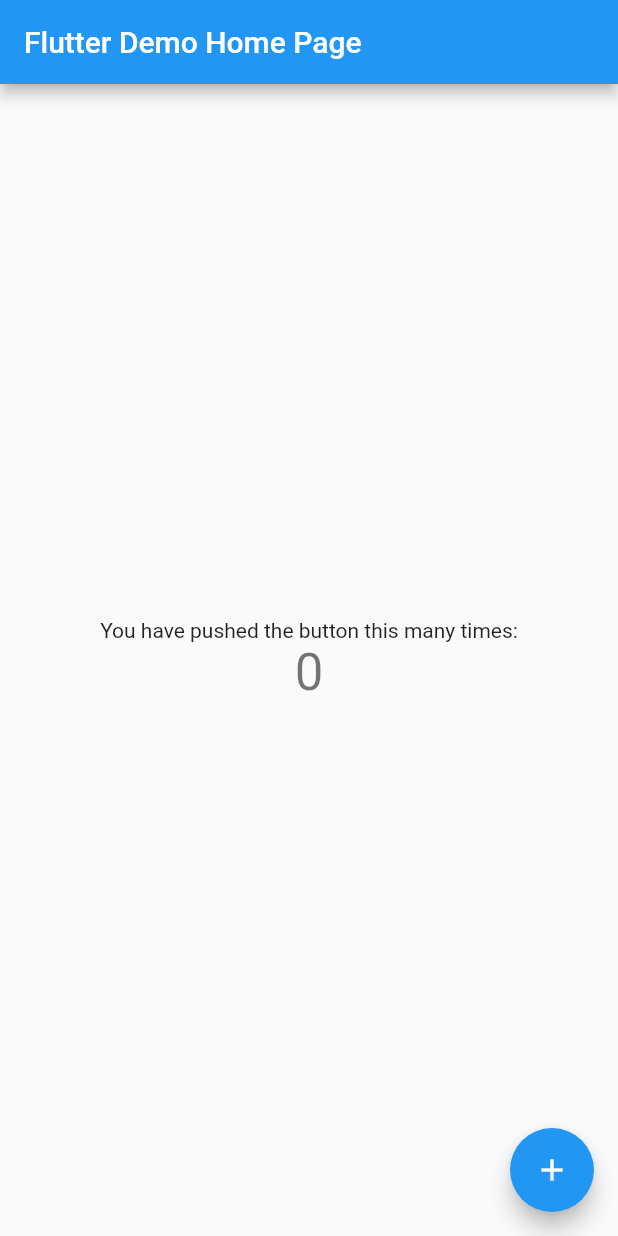
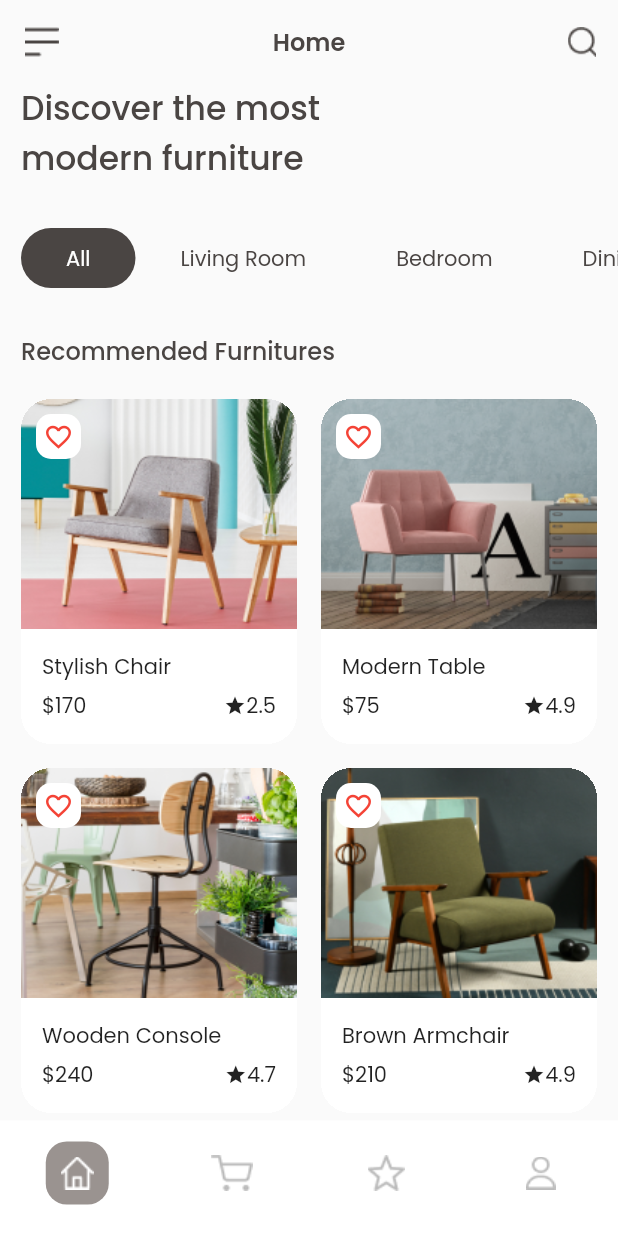
Before and after one commit to danthz2/fic, a Flutter app: the screen it shows after launch, on a phone screen of 412 x 824 dp. Run offline on Flutter 3.47's test engine with Material 2 defaults, Android fonts, the phone set to English and light mode, and no system bars; our stand-ins replace google_fonts.

Commit message:
create: home & detail

```diff
--- /dev/null
+++ b/config.json
@@ -0,0 +1,5 @@
+{
+    "modules": [
+
+    ]
+}
--- /dev/null
+++ b/lib/data/models/furniture_item_model.dart
@@ -0,0 +1,96 @@
+// ignore_for_file: public_member_api_docs, sort_constructors_first
+import 'dart:convert';
+
+class FurnitureItemModel {
+  String text;
+  int price;
+  String image;
+  double rating;
+  FurnitureItemModel({
+    required this.text,
+    required this.price,
+    required this.image,
+    required this.rating,
+  });
+
+  FurnitureItemModel copyWith({
+    String? text,
+    int? price,
+    String? image,
+    double? rating,
+  }) {
+    return FurnitureItemModel(
+      text: text ?? this.text,
+      price: price ?? this.price,
+      image: image ?? this.image,
+      rating: rating ?? this.rating,
+    );
+  }
+
+  Map<String, dynamic> toMap() {
+    return <String, dynamic>{
+      'text': text,
+      'price': price,
+      'image': image,
+      'rating': rating,
+    };
+  }
+
+  factory FurnitureItemModel.fromMap(Map<String, dynamic> map) {
+    return FurnitureItemModel(
+      text: map['text'] as String,
+      price: map['price'] as int,
+      image: map['image'] as String,
+      rating: map['rating'] as double,
+    );
+  }
+
+  String toJson() => json.encode(toMap());
+
+  factory FurnitureItemModel.fromJson(String source) =>
+      FurnitureItemModel.fromMap(json.decode(source) as Map<String, dynamic>);
+
+  @override
+  String toString() {
+    return 'FurnitureItemModel(text: $text, price: $price, image: $image, rating: $rating)';
+  }
+
+  @override
+  bool operator ==(covariant FurnitureItemModel other) {
+    if (identical(this, other)) return true;
+
+    return other.text == text && other.price == price && other.image == image && other.rating == rating;
+  }
+
+  @override
+  int get hashCode {
+    return text.hashCode ^ price.hashCode ^ image.hashCode ^ rating.hashCode;
+  }
+}
+
+final List<Map<String, dynamic>> furnitureItemList = [
+  {
+    'text': 'Stylish Chair',
+    'price': 170,
+    'image': 'assets/images/fur_1.png',
+    'rating': 2.5,
+  },
+  {
+    'text': 'Modern Table',
+    'price': 75,
+    'image': 'assets/images/fur_2.png',
+    'rating': 4.9,
+  },
+  {
+    'text': 'Wooden Console',
+    'price': 240,
+    'image': 'assets/images/fur_3.png',
+    'rating': 4.7,
+  },
+  {
+    'text': 'Brown Armchair',
+    'price': 210,
+    'image': 'assets/images/fur_4.png',
+    'rating': 4.9,
+  },
+];
--- a/lib/main.dart
+++ b/lib/main.dart
@@ -1,4 +1,7 @@
+import 'package:fic_bootcamp/ui/screen/detail_furniture.dart';
+import 'package:fic_bootcamp/ui/screen/home_screen.dart';
 import 'package:flutter/material.dart';
+import 'package:google_fonts/google_fonts.dart';
 
 void main() {
   runApp(const MyApp());
@@ -13,103 +16,14 @@
     return MaterialApp(
       title: 'Flutter Demo',
       theme: ThemeData(
-        // This is the theme of your application.
-        //
-        // Try running your application with "flutter run". You'll see the
-        // application has a blue toolbar. Then, without quitting the app, try
-        // changing the primarySwatch below to Colors.green and then invoke
-        // "hot reload" (press "r" in the console where you ran "flutter run",
-        // or simply save your changes to "hot reload" in a Flutter IDE).
-        // Notice that the counter didn't reset back to zero; the application
-        // is not restarted.
+        textTheme: GoogleFonts.poppinsTextTheme(),
         primarySwatch: Colors.blue,
       ),
-      home: const MyHomePage(title: 'Flutter Demo Home Page'),
+      initialRoute: HomeScreen.routeName,
+      routes: {
+        HomeScreen.routeName: (context) => HomeScreen(),
+        DetailFurniture.routeName: (context) => const DetailFurniture(),
+      },
     );
   }
 }
-
-class MyHomePage extends StatefulWidget {
-  const MyHomePage({Key? key, required this.title}) : super(key: key);
-
-  // This widget is the home page of your application. It is stateful, meaning
-  // that it has a State object (defined below) that contains fields that affect
-  // how it looks.
-
-  // This class is the configuration for the state. It holds the values (in this
-  // case the title) provided by the parent (in this case the App widget) and
-  // used by the build method of the State. Fields in a Widget subclass are
-  // always marked "final".
-
-  final String title;
-
-  @override
-  State<MyHomePage> createState() => _MyHomePageState();
-}
-
-class _MyHomePageState extends State<MyHomePage> {
-  int _counter = 0;
-
-  void _incrementCounter() {
-    setState(() {
-      // This call to setState tells the Flutter framework that something has
-      // changed in this State, which causes it to rerun the build method below
-      // so that the display can reflect the updated values. If we changed
-      // _counter without calling setState(), then the build method would not be
-      // called again, and so nothing would appear to happen.
-      _counter++;
-    });
-  }
-
-  @override
-  Widget build(BuildContext context) {
-    // This method is rerun every time setState is called, for instance as done
-    // by the _incrementCounter method above.
-    //
-    // The Flutter framework has been optimized to make rerunning build methods
-    // fast, so that you can just rebuild anything that needs updating rather
-    // than having to individually change instances of widgets.
-    return Scaffold(
-      appBar: AppBar(
-        // Here we take the value from the MyHomePage object that was created by
-        // the App.build method, and use it to set our appbar title.
-        title: Text(widget.title),
-      ),
-      body: Center(
-        // Center is a layout widget. It takes a single child and positions it
-        // in the middle of the parent.
-        child: Column(
-          // Column is also a layout widget. It takes a list of children and
-          // arranges them vertically. By default, it sizes itself to fit its
-          // children horizontally, and tries to be as tall as its parent.
-          //
-          // Invoke "debug painting" (press "p" in the console, choose the
-          // "Toggle Debug Paint" action from the Flutter Inspector in Android
-          // Studio, or the "Toggle Debug Paint" command in Visual Studio Code)
-          // to see the wireframe for each widget.
-          //
-          // Column has various properties to control how it sizes itself and
-          // how it positions its children. Here we use mainAxisAlignment to
-          // center the children vertically; the main axis here is the vertical
-          // axis because Columns are vertical (the cross axis would be
-          // horizontal).
-          mainAxisAlignment: MainAxisAlignment.center,
-          children: <Widget>[
-            const Text(
-              'You have pushed the button this many times:',
-            ),
-            Text(
-              '$_counter',
-              style: Theme.of(context).textTheme.headline4,
-            ),
-          ],
-        ),
-      ),
-      floatingActionButton: FloatingActionButton(
-        onPressed: _incrementCounter,
-        tooltip: 'Increment',
-        child: const Icon(Icons.add),
-      ), // This trailing comma makes auto-formatting nicer for build methods.
-    );
-  }
-}
--- /dev/null
+++ b/lib/ui/screen/detail_furniture.dart
@@ -0,0 +1,124 @@
+import 'package:fic_bootcamp/data/models/furniture_item_model.dart';
+import 'package:flutter/material.dart';
+class DetailFurniture extends StatelessWidget {
+  static const routeName = '/detail_furniture';
+  const DetailFurniture({Key? key}) : super(key: key);
+  @override
+  Widget build(BuildContext context) {
+    final furnitureItem = ModalRoute.of(context)?.settings.arguments as FurnitureItemModel;
+    return Scaffold(
+      body: Stack(
+        children: [
+          Image.asset(
+            furnitureItem.image,
+            height: MediaQuery.of(context).size.height / 1.5,
+            fit: BoxFit.fill,
+          ),
+          ListView(
+            children: [
+              const SizedBox(
+                height: 400,
+              ),
+              Container(
+                padding: const EdgeInsets.symmetric(horizontal: 23.0),
+                decoration: BoxDecoration(
+                  borderRadius: const BorderRadius.vertical(
+                    top: Radius.circular(40),
+                  ),
+                  color: Colors.white,
+                ),
+                child: Column(
+                  children: [
+                    Container(
+                      margin: const EdgeInsets.symmetric(vertical: 10.0).copyWith(bottom: 20),
+                      width: 40,
+                      height: 3,
+                      decoration: BoxDecoration(
+                        color: Color(0xffD8D8D8),
+                        borderRadius: const BorderRadius.all(
+                          Radius.circular(12.0),
+                        ),
+                      ),
+                    ),
+                    Row(
+                      mainAxisAlignment: MainAxisAlignment.spaceBetween,
+                      crossAxisAlignment: CrossAxisAlignment.start,
+                      children: [
+                        Column(
+                          crossAxisAlignment: CrossAxisAlignment.start,
+                          children: [
+                            Text(
+                              furnitureItem.text,
+                              style: TextStyle(
+                                fontSize: 22,
+                                fontWeight: FontWeight.w500,
+                              ),
+                            ),
+                            const SizedBox(
+                              height: 9.0,
+                            ),
+                            Row(
+                              children: [1, 2, 3, 4, 5].map((e) {
+                                return Icon(
+                                  Icons.star,
+                                  color: furnitureItem.rating.round() < e ? Color(0xffDDDDDD) : Color(0xffEEA427),
+                                  size: 18,
+                                );
+                              }).toList(),
+                            ),
+                          ],
+                        ),
+                        Text(
+                          "\$${furnitureItem.price}",
+                          style: TextStyle(
+                            fontSize: 26.0,
+                            color: Color(0xff9A9390),
+                          ),
+                        ),
+                      ],
+                    ),
+                    const SizedBox(
+                      height: 20.0,
+                    ),
+                    Row(
+                      mainAxisAlignment: MainAxisAlignment.spaceBetween,
+                      children: [
+                        const Text(
+                          'Choose a Color :',
+                          style: TextStyle(
+                            color: Color(0xff7A8D9C),
+                            fontSize: 12,
+                            fontWeight: FontWeight.w300,
+                          ),
+                        ),
+                        Row(
+                          children: [1, 2, 3, 4]
+                              .map((e) => const Padding(
+                                    padding: EdgeInsets.only(left: 10),
+                                    child: CircleAvatar(
+                                      radius: 15,
+                                      backgroundColor: Colors.grey,
+                                      child: CircleAvatar(
+                                        radius: 14,
+                                        backgroundColor: Colors.white,
+                                        child: CircleAvatar(
+                                          radius: 13,
+                                          backgroundColor: Colors.grey,
+                                        ),
+                                      ),
+                                    ),
+                                  ))
+                              .toList(),
+                        )
+                      ],
+                    )
+                  ],
+                ),
+              )
+            ],
+          )
+        ],
+      ),
+    );
+  }
+}
--- /dev/null
+++ b/lib/ui/screen/home_screen.dart
@@ -0,0 +1,219 @@
+// ignore_for_file: public_member_api_docs, sort_constructors_first
+import 'package:fic_bootcamp/data/models/furniture_item_model.dart';
+import 'package:flutter/material.dart';
+
+import '../widgets/furniture_item.dart';
+
+class HomeScreen extends StatelessWidget {
+  static const routeName = '/home';
+  HomeScreen({Key? key}) : super(key: key);
+
+  final List<Map<String, dynamic>> categoryList = [
+    {
+      'text': 'All',
+      'textColor': Colors.white,
+      'bgColor': const Color(0xff4A4543),
+    },
+    {
+      'text': 'Living Room',
+      'textColor': const Color(0xff4A4543),
+      'bgColor': Colors.transparent,
+    },
+    {
+      'text': 'Bedroom',
+      'textColor': const Color(0xff4A4543),
+      'bgColor': Colors.transparent,
+    },
+    {
+      'text': 'Dining Room',
+      'textColor': const Color(0xff4A4543),
+      'bgColor': Colors.transparent,
+    },
+    {
+      'text': 'Kitchen',
+      'textColor': const Color(0xff4A4543),
+      'bgColor': Colors.transparent,
+    },
+  ];
+
+  @override
+  Widget build(BuildContext context) {
+    return Scaffold(
+      appBar: AppBar(
+        backgroundColor: Colors.transparent,
+        elevation: 0,
+        title: const Text(
+          'Home',
+          style: TextStyle(
+            color: Color(0xff4A4543),
+            fontWeight: FontWeight.w600,
+            fontSize: 16,
+          ),
+        ),
+        centerTitle: true,
+        leading: IconButton(
+          onPressed: () {},
+          icon: Image.asset('assets/icons/ic_menu.png'),
+        ),
+        actions: [
+          IconButton(
+            onPressed: () {},
+            icon: Image.asset('assets/icons/ic_search.png'),
+          ),
+        ],
+      ),
+      body: Column(
+        crossAxisAlignment: CrossAxisAlignment.start,
+        children: [
+          const Padding(
+            padding: EdgeInsets.symmetric(horizontal: 14, vertical: 0),
+            child: Text(
+              'Discover the most\nmodern furniture',
+              style: TextStyle(
+                fontSize: 22,
+                fontWeight: FontWeight.w500,
+                color: Color(0xff4A4543),
+              ),
+            ),
+          ),
+          const SizedBox(
+            height: 30,
+          ),
+          SizedBox(
+            height: 40,
+            child: ListView.builder(
+              scrollDirection: Axis.horizontal,
+              shrinkWrap: true,
+              itemCount: categoryList.length,
+              itemBuilder: (context, index) => Padding(
+                padding: EdgeInsets.only(left: index == 0 ? 14 : 0),
+                child: CategoryItem(
+                  text: categoryList[index]['text'],
+                  textColor: categoryList[index]['textColor'],
+                  bgColor: categoryList[index]['bgColor'],
+                ),
+              ),
+            ),
+          ),
+          const SizedBox(
+            height: 30,
+          ),
+          const Padding(
+            padding: EdgeInsets.symmetric(horizontal: 14),
+            child: Text(
+              'Recommended Furnitures',
+              style: TextStyle(
+                fontSize: 16,
+                fontWeight: FontWeight.w500,
+                color: Color(0xff4A4543),
+              ),
+            ),
+          ),
+          const SizedBox(
+            height: 20.0,
+          ),
+          Expanded(
+            child: GridView.builder(
+              padding: const EdgeInsets.symmetric(horizontal: 14.0),
+              gridDelegate: const SliverGridDelegateWithFixedCrossAxisCount(
+                crossAxisCount: 2,
+                crossAxisSpacing: 16,
+                mainAxisSpacing: 16,
+                childAspectRatio: 2 / 2.5,
+              ),
+              itemCount: furnitureItemList.length,
+              itemBuilder: (context, index) {
+                var data = furnitureItemList
+                    .map(
+                      (item) => FurnitureItemModel.fromMap(item),
+                    )
+                    .toList();
+                return FurnitureItem(
+                  furnitureItem: data[index],
+                );
+              },
+            ),
+          ),
+        ],
+      ),
+      bottomNavigationBar: BottomNavigationBar(
+        elevation: 0,
+        backgroundColor: Colors.white,
+        showUnselectedLabels: false,
+        showSelectedLabels: false,
+        type: BottomNavigationBarType.fixed,
+        items: [
+          BottomNavigationBarItem(
+            icon: Text('tes'),
+            activeIcon: Container(
+              decoration: const BoxDecoration(
+                borderRadius: BorderRadius.all(
+                  Radius.circular(14.0),
+                ),
+                color: Color(0xff9A9390),
+              ),
+              padding: const EdgeInsets.all(10.0),
+              child: Image.asset(
+                "assets/icons/ic_home.png",
+                fit: BoxFit.fill,
+              ),
+            ),
+            label: '',
+          ),
+          BottomNavigationBarItem(
+            icon: Image.asset(
+              "assets/icons/ic_shop.png",
+              fit: BoxFit.fill,
+            ),
+            label: '',
+          ),
+          BottomNavigationBarItem(
+            icon: Image.asset(
+              "assets/icons/ic_star.png",
+              fit: BoxFit.fill,
+            ),
+            label: '',
+          ),
+          BottomNavigationBarItem(
+            icon: Image.asset(
+              "assets/icons/ic_account.png",
+              fit: BoxFit.fill,
+            ),
+            label: '',
+          ),
+        ],
+      ),
+    );
+  }
+}
+
+class CategoryItem extends StatelessWidget {
+  final String text;
+  final Color textColor;
+  final Color bgColor;
+  const CategoryItem({
+    Key? key,
+    required this.text,
+    required this.textColor,
+    required this.bgColor,
+  }) : super(key: key);
+
+  @override
+  Widget build(BuildContext context) {
+    return Container(
+      padding: const EdgeInsets.symmetric(vertical: 10, horizontal: 30),
+      decoration: BoxDecoration(
+        borderRadius: BorderRadius.circular(20),
+        color: bgColor,
+      ),
+      child: Center(
+        child: Text(
+          text,
+          style: TextStyle(
+            color: textColor,
+          ),
+        ),
+      ),
+    );
+  }
+}
--- /dev/null
+++ b/lib/ui/widgets/furniture_item.dart
@@ -0,0 +1,88 @@
+import 'package:fic_bootcamp/data/models/furniture_item_model.dart';
+import 'package:fic_bootcamp/ui/screen/detail_furniture.dart';
+import 'package:flutter/material.dart';
+
+class FurnitureItem extends StatelessWidget {
+  final FurnitureItemModel furnitureItem;
+  const FurnitureItem({Key? key, required this.furnitureItem}) : super(key: key);
+
+  @override
+  Widget build(BuildContext context) {
+    return GestureDetector(
+      onTap: () => Navigator.pushNamed(context, DetailFurniture.routeName, arguments: furnitureItem),
+      child: Container(
+        clipBehavior: Clip.hardEdge,
+        decoration: const BoxDecoration(
+          borderRadius: BorderRadius.all(
+            Radius.circular(20),
+          ),
+        ),
+        child: Column(
+          children: [
+            Flexible(
+                flex: 2,
+                child: Stack(
+                  fit: StackFit.expand,
+                  children: [
+                    Image.asset(
+                      furnitureItem.image,
+                      fit: BoxFit.fill,
+                    ),
+                    Positioned(
+                      top: 10,
+                      left: 10,
+                      child: Container(
+                        padding: const EdgeInsets.all(5.0),
+                        decoration: const BoxDecoration(
+                          borderRadius: BorderRadius.all(
+                            Radius.circular(10.0),
+                          ),
+                          color: Colors.white,
+                        ),
+                        child: const Icon(
+                          Icons.favorite_outline,
+                          size: 20,
+                          color: Colors.red,
+                        ),
+                      ),
+                    ),
+                  ],
+                )),
+            Flexible(
+              flex: 1,
+              child: Container(
+                padding: const EdgeInsets.symmetric(horizontal: 14.0),
+                color: Colors.white,
+                child: Column(
+                  mainAxisAlignment: MainAxisAlignment.center,
+                  crossAxisAlignment: CrossAxisAlignment.start,
+                  children: [
+                    Text(furnitureItem.text),
+                    const SizedBox(
+                      height: 5.0,
+                    ),
+                    Row(
+                      mainAxisAlignment: MainAxisAlignment.spaceBetween,
+                      children: [
+                        Text('\$${furnitureItem.price}'),
+                        Row(
+                          children: [
+                            const Icon(
+                              Icons.star,
+                              size: 15,
+                            ),
+                            Text('${furnitureItem.rating}'),
+                          ],
+                        )
+                      ],
+                    )
+                  ],
+                ),
+              ),
+            )
+          ],
+        ),
+      ),
+    );
+  }
+}
```
Also changed, not shown: pubspec.yaml (+7 -15 lines), assets/icons/ic_account.png (added), assets/icons/ic_back.png (added), assets/icons/ic_home.png (added), assets/icons/ic_menu.png (added), assets/icons/ic_search.png (added), assets/icons/ic_share.png (added), assets/icons/ic_shop.png (added), assets/icons/ic_star.png (added), assets/images/detail_fur.png (added), assets/images/fur_1.png (added), assets/images/fur_2.png (added), assets/images/fur_3.png (added), assets/images/fur_4.png (added), 1 more files, 1 other file.
